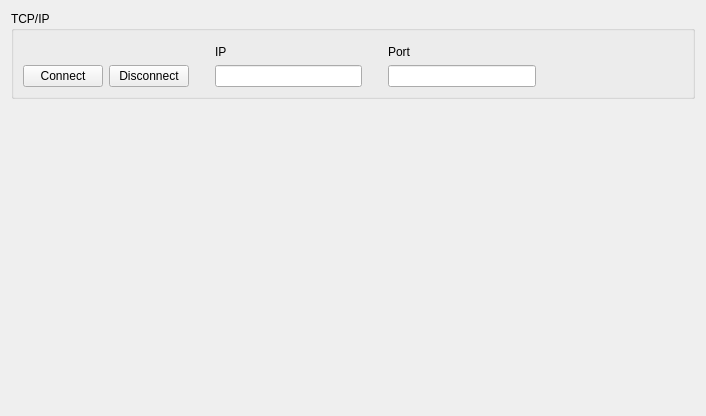
This is View/setuptab.ui in omarbassam88/vfp as Qt 5 draws it before an edit. The edited form follows.
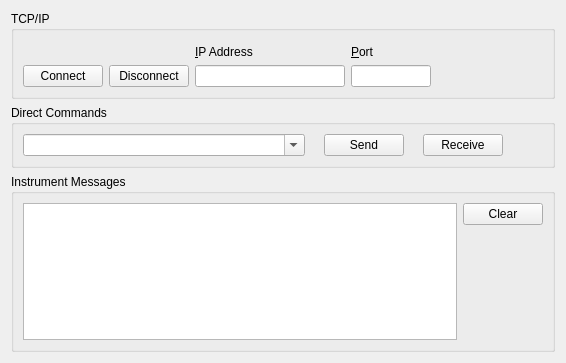
This is the edited form. Icons and pictures are not drawn.

Diff of the .ui file:
```diff
--- a/View/setuptab.ui
+++ b/View/setuptab.ui
@@ -6,16 +6,16 @@
    <rect>
     <x>0</x>
     <y>0</y>
-    <width>706</width>
-    <height>416</height>
+    <width>566</width>
+    <height>363</height>
    </rect>
   </property>
   <property name="windowTitle">
    <string>Form</string>
   </property>
-  <layout class="QHBoxLayout" name="horizontalLayout_2">
+  <layout class="QVBoxLayout" name="verticalLayout">
    <item alignment="Qt::AlignTop">
-    <widget class="QGroupBox" name="groupBox">
+    <widget class="QGroupBox" name="gbTcpIp">
      <property name="sizePolicy">
       <sizepolicy hsizetype="Expanding" vsizetype="Maximum">
        <horstretch>0</horstretch>
@@ -26,25 +26,142 @@
       <string>TCP/IP</string>
      </property>
      <layout class="QHBoxLayout" name="horizontalLayout">
-      <item alignment="Qt::AlignBottom">
-       <widget class="QPushButton" name="btnConnect">
-        <property name="text">
-         <string>Connect</string>
+      <item>
+       <layout class="QHBoxLayout" name="loConnect">
+        <item alignment="Qt::AlignBottom">
+         <widget class="QPushButton" name="btnConnect">
+          <property name="text">
+           <string>Connect</string>
+          </property>
+          <property name="icon">
+           <iconset resource="../vfpResources.qrc">
+            <normaloff>:/root/Images/connect.png</normaloff>:/root/Images/connect.png</iconset>
+          </property>
+         </widget>
+        </item>
+        <item alignment="Qt::AlignBottom">
+         <widget class="QPushButton" name="btnDisconnect">
+          <property name="text">
+           <string>Disconnect</string>
+          </property>
+          <property name="icon">
+           <iconset resource="../vfpResources.qrc">
+            <normaloff>:/root/Images/StopRed16.png</normaloff>:/root/Images/StopRed16.png</iconset>
+          </property>
+         </widget>
+        </item>
+       </layout>
+      </item>
+      <item>
+       <layout class="QVBoxLayout" name="loIpAddress">
+        <property name="topMargin">
+         <number>5</number>
         </property>
-        <property name="icon">
-         <iconset resource="../vfpResources.qrc">
-          <normaloff>:/root/Images/connect.png</normaloff>:/root/Images/connect.png</iconset>
+        <item>
+         <widget class="QLabel" name="lblIpAddress">
+          <property name="text">
+           <string>&amp;IP Address</string>
+          </property>
+          <property name="buddy">
+           <cstring>editIpAddress</cstring>
+          </property>
+         </widget>
+        </item>
+        <item>
+         <widget class="QLineEdit" name="editIpAddress">
+          <property name="sizePolicy">
+           <sizepolicy hsizetype="Minimum" vsizetype="Fixed">
+            <horstretch>0</horstretch>
+            <verstretch>0</verstretch>
+           </sizepolicy>
+          </property>
+          <property name="minimumSize">
+           <size>
+            <width>150</width>
+            <height>0</height>
+           </size>
+          </property>
+         </widget>
+        </item>
+       </layout>
+      </item>
+      <item>
+       <layout class="QVBoxLayout" name="loPort">
+        <property name="topMargin">
+         <number>5</number>
         </property>
-       </widget>
+        <item>
+         <widget class="QLabel" name="lblPort">
+          <property name="text">
+           <string>&amp;Port</string>
+          </property>
+          <property name="buddy">
+           <cstring>editPort</cstring>
+          </property>
+         </widget>
+        </item>
+        <item>
+         <widget class="QLineEdit" name="editPort">
+          <property name="sizePolicy">
+           <sizepolicy hsizetype="Maximum" vsizetype="Fixed">
+            <horstretch>0</horstretch>
+            <verstretch>0</verstretch>
+           </sizepolicy>
+          </property>
+          <property name="minimumSize">
+           <size>
+            <width>80</width>
+            <height>0</height>
+           </size>
+          </property>
+          <property name="maximumSize">
+           <size>
+            <width>80</width>
+            <height>16777215</height>
+           </size>
+          </property>
+         </widget>
+        </item>
+       </layout>
       </item>
-      <item alignment="Qt::AlignBottom">
-       <widget class="QPushButton" name="btnDisconnect">
-        <property name="text">
-         <string>Disconnect</string>
+      <item>
+       <spacer name="horizontalSpacer_2">
+        <property name="orientation">
+         <enum>Qt::Horizontal</enum>
         </property>
-        <property name="icon">
-         <iconset resource="../vfpResources.qrc">
-          <normaloff>:/root/Images/StopRed16.png</normaloff>:/root/Images/StopRed16.png</iconset>
+        <property name="sizeHint" stdset="0">
+         <size>
+          <width>20</width>
+          <height>20</height>
+         </size>
+        </property>
+       </spacer>
+      </item>
+     </layout>
+    </widget>
+   </item>
+   <item alignment="Qt::AlignTop">
+    <widget class="QGroupBox" name="gbDirectCommands">
+     <property name="sizePolicy">
+      <sizepolicy hsizetype="Expanding" vsizetype="Maximum">
+       <horstretch>0</horstretch>
+       <verstretch>0</verstretch>
+      </sizepolicy>
+     </property>
+     <property name="title">
+      <string>Direct Commands</string>
+     </property>
+     <layout class="QHBoxLayout" name="horizontalLayout_2">
+      <item>
+       <widget class="QComboBox" name="cmbCommands">
+        <property name="sizePolicy">
+         <sizepolicy hsizetype="Expanding" vsizetype="Fixed">
+          <horstretch>0</horstretch>
+          <verstretch>0</verstretch>
+         </sizepolicy>
+        </property>
+        <property name="editable">
+         <bool>true</bool>
         </property>
        </widget>
       </item>
@@ -58,28 +175,22 @@
         </property>
         <property name="sizeHint" stdset="0">
          <size>
-          <width>20</width>
+          <width>13</width>
           <height>20</height>
          </size>
         </property>
        </spacer>
       </item>
       <item>
-       <layout class="QVBoxLayout" name="verticalLayout">
-        <property name="topMargin">
-         <number>5</number>
+       <widget class="QPushButton" name="btnSend">
+        <property name="text">
+         <string>Send</string>
         </property>
-        <item>
-         <widget class="QLabel" name="label">
-          <property name="text">
-           <string>IP</string>
-          </property>
-         </widget>
-        </item>
-        <item>
-         <widget class="QLineEdit" name="lineEdit"/>
-        </item>
-       </layout>
+        <property name="icon">
+         <iconset resource="../vfpResources.qrc">
+          <normaloff>:/root/Images/Send.png</normaloff>:/root/Images/Send.png</iconset>
+        </property>
+       </widget>
       </item>
       <item>
        <spacer name="horizontalSpacer_3">
@@ -91,34 +202,31 @@
         </property>
         <property name="sizeHint" stdset="0">
          <size>
-          <width>20</width>
+          <width>13</width>
           <height>20</height>
          </size>
         </property>
        </spacer>
       </item>
       <item>
-       <layout class="QVBoxLayout" name="verticalLayout_2">
-        <property name="topMargin">
-         <number>5</number>
+       <widget class="QPushButton" name="btnReceive">
+        <property name="text">
+         <string>Receive</string>
         </property>
-        <item>
-         <widget class="QLabel" name="label_2">
-          <property name="text">
-           <string>Port</string>
-          </property>
-         </widget>
-        </item>
-        <item>
-         <widget class="QLineEdit" name="lineEdit_2"/>
-        </item>
-       </layout>
+        <property name="icon">
+         <iconset resource="../vfpResources.qrc">
+          <normaloff>:/root/Images/Receive.png</normaloff>:/root/Images/Receive.png</iconset>
+        </property>
+       </widget>
       </item>
       <item>
-       <spacer name="horizontalSpacer_2">
+       <spacer name="horizontalSpacer_4">
         <property name="orientation">
          <enum>Qt::Horizontal</enum>
         </property>
+        <property name="sizeType">
+         <enum>QSizePolicy::Fixed</enum>
+        </property>
         <property name="sizeHint" stdset="0">
          <size>
           <width>40</width>
@@ -130,6 +238,42 @@
      </layout>
     </widget>
    </item>
+   <item>
+    <widget class="QGroupBox" name="gbInstrumentMessages">
+     <property name="title">
+      <string>Instrument Messages</string>
+     </property>
+     <layout class="QHBoxLayout" name="horizontalLayout_3">
+      <item>
+       <widget class="QTextEdit" name="textInstrumentMessage"/>
+      </item>
+      <item alignment="Qt::AlignTop">
+       <widget class="QPushButton" name="btnClear">
+        <property name="text">
+         <string>Clear</string>
+        </property>
+        <property name="icon">
+         <iconset resource="../vfpResources.qrc">
+          <normaloff>:/root/Images/Clear32.png</normaloff>:/root/Images/Clear32.png</iconset>
+        </property>
+       </widget>
+      </item>
+     </layout>
+    </widget>
+   </item>
+   <item>
+    <spacer name="verticalSpacer">
+     <property name="orientation">
+      <enum>Qt::Vertical</enum>
+     </property>
+     <property name="sizeHint" stdset="0">
+      <size>
+       <width>20</width>
+       <height>40</height>
+      </size>
+     </property>
+    </spacer>
+   </item>
   </layout>
  </widget>
  <tabstops>
```
Left out of the diff: 4 changed lines with no effect on the pictures.
